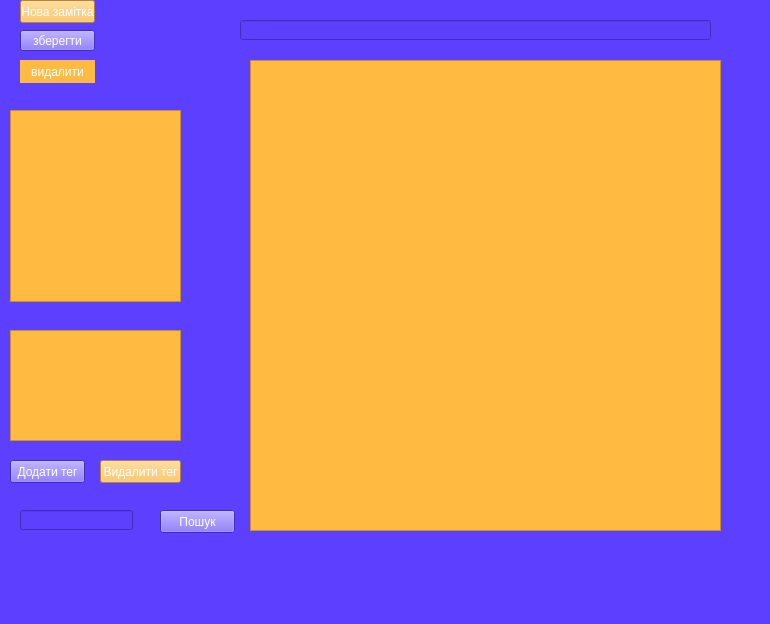
Before: the Qt Designer form untitled.ui in DJuuDi/Dmitro, drawn with Qt 5.
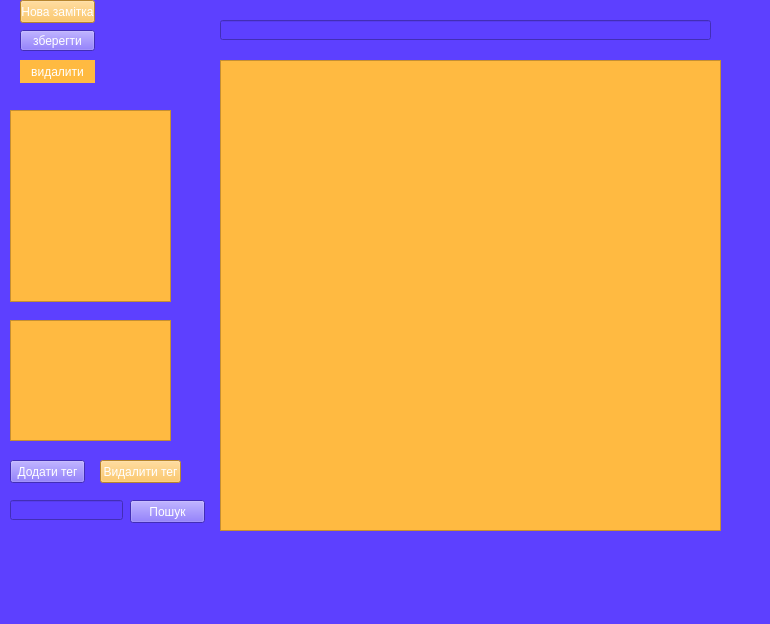
After: the same form once the commit is applied.

Patch:
```diff
--- a/untitled.ui
+++ b/untitled.ui
@@ -38,9 +38,9 @@
    <widget class="QTextEdit" name="textEdit">
     <property name="geometry">
      <rect>
-      <x>250</x>
+      <x>220</x>
       <y>60</y>
-      <width>471</width>
+      <width>501</width>
       <height>471</height>
      </rect>
     </property>
@@ -51,9 +51,9 @@
    <widget class="QLineEdit" name="title_edit">
     <property name="geometry">
      <rect>
-      <x>240</x>
+      <x>220</x>
       <y>20</y>
-      <width>471</width>
+      <width>491</width>
       <height>20</height>
      </rect>
     </property>
@@ -71,33 +71,7 @@
      <string>зберегти</string>
     </property>
    </widget>
-   <widget class="QListView" name="listView">
-    <property name="geometry">
-     <rect>
-      <x>10</x>
-      <y>110</y>
-      <width>171</width>
-      <height>192</height>
-     </rect>
-    </property>
-    <property name="styleSheet">
-     <string notr="true">background:rgb(255, 186, 65);</string>
-    </property>
-   </widget>
-   <widget class="QListView" name="listView_2">
-    <property name="geometry">
-     <rect>
-      <x>10</x>
-      <y>330</y>
-      <width>171</width>
-      <height>111</height>
-     </rect>
-    </property>
-    <property name="styleSheet">
-     <string notr="true">background:rgb(255, 186, 65);</string>
-    </property>
-   </widget>
-   <widget class="QPushButton" name="pushButton_4">
+   <widget class="QPushButton" name="del_tag_btn">
     <property name="geometry">
      <rect>
       <x>100</x>
@@ -116,8 +90,8 @@
    <widget class="QPushButton" name="pushButton_5">
     <property name="geometry">
      <rect>
-      <x>160</x>
-      <y>510</y>
+      <x>130</x>
+      <y>500</y>
       <width>75</width>
       <height>23</height>
      </rect>
@@ -142,8 +116,8 @@
    <widget class="QLineEdit" name="tag_edit">
     <property name="geometry">
      <rect>
-      <x>20</x>
-      <y>510</y>
+      <x>10</x>
+      <y>500</y>
       <width>113</width>
       <height>20</height>
      </rect>
@@ -165,6 +139,33 @@
      <string>Нова замітка</string>
     </property>
    </widget>
+   <widget class="QListWidget" name="notes_list">
+    <property name="geometry">
+     <rect>
+      <x>10</x>
+      <y>110</y>
+      <width>161</width>
+      <height>192</height>
+     </rect>
+    </property>
+    <property name="styleSheet">
+     <string notr="true">background:rgb(255, 186, 65);</string>
+    </property>
+   </widget>
+   <widget class="QListWidget" name="tag_list">
+    <property name="geometry">
+     <rect>
+      <x>10</x>
+      <y>320</y>
+      <width>161</width>
+      <height>121</height>
+     </rect>
+    </property>
+    <property name="styleSheet">
+     <string notr="true">background:rgb(255, 186, 65);
+</string>
+    </property>
+   </widget>
   </widget>
   <widget class="QMenuBar" name="menubar">
    <property name="geometry">
```
Left out of the diff: 10 changed lines with no effect on the pictures.
